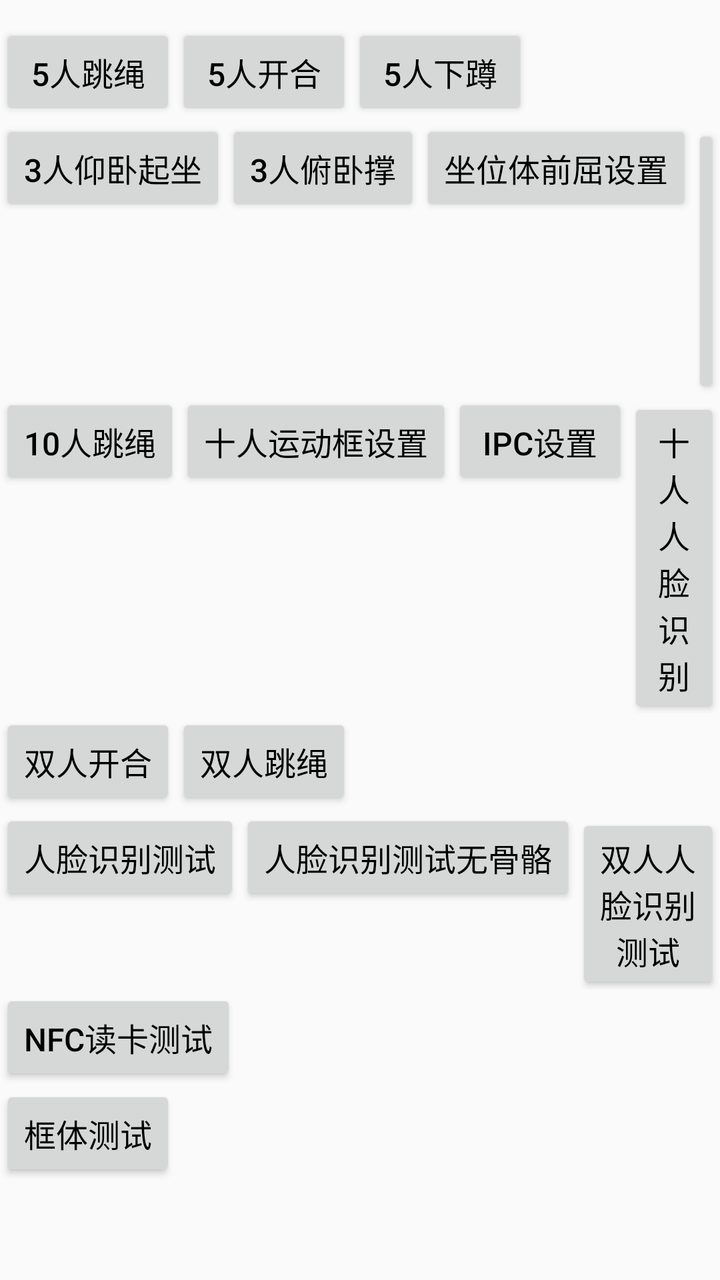
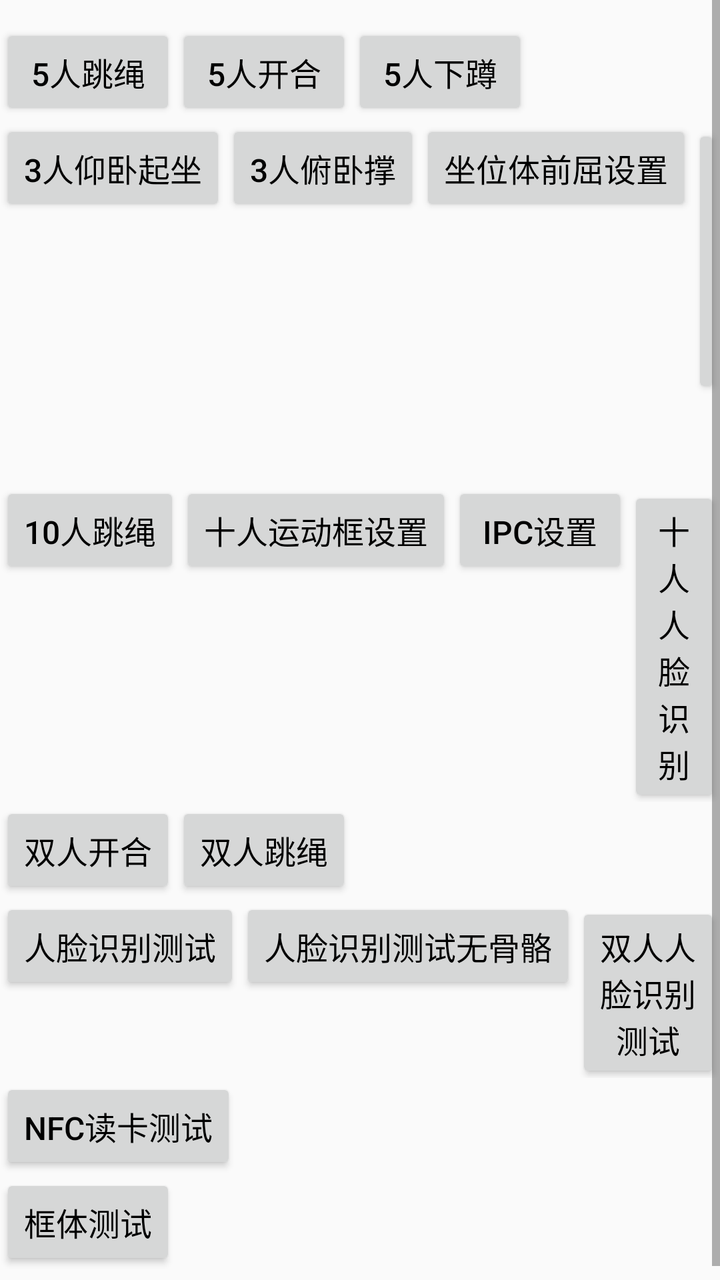

Screens rendered from an Android XML layout before and after an edit, with the pre-edit source and the edit as a unified diff.
<!-- AndroidManifest.xml: application theme AppTheme -->
<!-- res/layout/ac_main.xml -->
<?xml version="1.0" encoding="utf-8"?>
<androidx.constraintlayout.widget.ConstraintLayout xmlns:android="http://schemas.android.com/apk/res/android"
    xmlns:app="http://schemas.android.com/apk/res-auto"
    android:layout_width="match_parent"
    android:layout_height="match_parent">

    <ScrollView
        android:layout_width="match_parent"
        android:layout_height="match_parent"
        android:layout_centerHorizontal="true"
        android:scrollbars="vertical">

        <LinearLayout
            android:layout_width="wrap_content"
            android:layout_height="wrap_content"
            android:layout_centerInParent="true"
            android:orientation="vertical"
            android:paddingTop="12dp"
            android:paddingBottom="12dp">

            <LinearLayout
                android:layout_width="wrap_content"
                android:layout_height="wrap_content"
                android:orientation="horizontal">

                <Button
                    android:id="@+id/bnt_0"
                    android:layout_width="wrap_content"
                    android:layout_height="wrap_content"
                    android:text="5人跳绳"
                    android:textColor="@color/color_black"
                    android:textSize="16sp" />

                <Button
                    android:id="@+id/bnt_3"
                    android:layout_width="wrap_content"
                    android:layout_height="wrap_content"
                    android:text="5人开合"
                    android:textColor="@color/color_black"
                    android:textSize="16sp" />

                <Button
                    android:id="@+id/bnt_4"
                    android:layout_width="wrap_content"
                    android:layout_height="wrap_content"
                    android:text="5人下蹲"
                    android:textColor="@color/color_black"
                    android:textSize="16sp" />

            </LinearLayout>

            <LinearLayout
                android:layout_width="wrap_content"
                android:layout_height="wrap_content"
                android:orientation="horizontal">

                <Button
                    android:id="@+id/bnt_8"
                    android:layout_width="wrap_content"
                    android:layout_height="wrap_content"
                    android:text="3人仰卧起坐"
                    android:textColor="@color/color_black"
                    android:textSize="16sp" />

                <Button
                    android:id="@+id/bnt_9"
                    android:layout_width="wrap_content"
                    android:layout_height="wrap_content"
                    android:text="3人俯卧撑"
                    android:textColor="@color/color_black"
                    android:textSize="16sp" />

                <Button
                    android:id="@+id/bnt_10"
                    android:layout_width="wrap_content"
                    android:layout_height="wrap_content"
                    android:text="坐位体前屈设置"
                    android:textColor="@color/color_black"
                    android:textSize="16sp" />

                <Button
                    android:id="@+id/bnt_zw"
                    android:layout_width="wrap_content"
                    android:layout_height="wrap_content"
                    android:text="坐位体前屈"
                    android:textColor="@color/color_black"
                    android:textSize="16sp" />

            </LinearLayout>

            <LinearLayout
                android:layout_width="wrap_content"
                android:layout_height="wrap_content"
                android:orientation="horizontal">

                <Button
                    android:id="@+id/bnt_11"
                    android:layout_width="wrap_content"
                    android:layout_height="wrap_content"
                    android:text="10人跳绳"
                    android:textColor="@color/color_black"
                    android:textSize="16sp" />

                <Button
                    android:id="@+id/btn_10_region_set"
                    android:layout_width="wrap_content"
                    android:layout_height="wrap_content"
                    android:text="十人运动框设置"
                    android:textColor="@color/color_black"
                    android:textSize="16sp" />

                <Button
                    android:id="@+id/btn_ipc_set"
                    android:layout_width="wrap_content"
                    android:layout_height="wrap_content"
                    android:text="IPC设置"
                    android:textColor="@color/color_black"
                    android:textSize="16sp" />

                <Button
                    android:id="@+id/btn_ten_face"
                    android:layout_width="wrap_content"
                    android:layout_height="wrap_content"
                    android:text="十人人脸识别"
                    android:textColor="@color/color_black"
                    android:textSize="16sp" />
            </LinearLayout>

            <LinearLayout
                android:layout_width="wrap_content"
                android:layout_height="wrap_content"
                android:orientation="horizontal">

                <Button
                    android:id="@+id/bnt_12"
                    android:layout_width="wrap_content"
                    android:layout_height="wrap_content"
                    android:text="双人开合"
                    android:textColor="@color/color_black"
                    android:textSize="16sp" />

                <Button
                    android:id="@+id/bnt_13"
                    android:layout_width="wrap_content"
                    android:layout_height="wrap_content"
                    android:text="双人跳绳"
                    android:textColor="@color/color_black"
                    android:textSize="16sp" />

            </LinearLayout>

            <LinearLayout
                android:layout_width="wrap_content"
                android:layout_height="wrap_content">

                <Button
                    android:id="@+id/btn_face_test"
                    android:layout_width="wrap_content"
                    android:layout_height="wrap_content"
                    android:text="人脸识别测试"
                    android:textColor="@color/color_black"
                    android:textSize="16sp" />

                <Button
                    android:id="@+id/btn_face_test2"
                    android:layout_width="wrap_content"
                    android:layout_height="wrap_content"
                    android:text="人脸识别测试无骨骼"
                    android:textColor="@color/color_black"
                    android:textSize="16sp" />

                <Button
                    android:id="@+id/btn_double_face"
                    android:layout_width="wrap_content"
                    android:layout_height="wrap_content"
                    android:text="双人人脸识别测试"
                    android:textColor="@color/color_black"
                    android:textSize="16sp" />
            </LinearLayout>

            <LinearLayout
                android:layout_width="wrap_content"
                android:layout_height="wrap_content">

                <Button
                    android:id="@+id/btn_nfc_test"
                    android:layout_width="wrap_content"
                    android:layout_height="wrap_content"
                    android:text="NFC读卡测试"
                    android:textColor="@color/color_black"
                    android:textSize="16sp" />
            </LinearLayout>

            <LinearLayout
                android:layout_width="wrap_content"
                android:layout_height="wrap_content">

                <Button
                    android:id="@+id/btn_body_test"
                    android:layout_width="wrap_content"
                    android:layout_height="wrap_content"
                    android:text="框体测试"
                    android:textColor="@color/color_black"
                    android:textSize="16sp" />
            </LinearLayout>

        </LinearLayout>

    </ScrollView>

    <TextView
        android:id="@+id/tv_org_id"
        android:layout_width="wrap_content"
        android:layout_height="wrap_content"
        android:layout_marginEnd="@dimen/dp_60"
        android:layout_marginBottom="@dimen/dp_60"
        app:layout_constraintBottom_toBottomOf="parent"
        app:layout_constraintEnd_toEndOf="parent" />
</androidx.constraintlayout.widget.ConstraintLayout>
<!-- resources referenced by this layout -->
<resources>
  <color name="color_black">#000000</color>
  <dimen name="dp_60">60dp</dimen>
  <style name="AppTheme" parent="Theme.AppCompat.DayNight.NoActionBar">
          <item name="colorPrimary">#00FFFF</item>
          <item name="colorPrimaryDark">#FFFFFF</item>
          <item name="colorAccent">#FFFF00</item>
          <item name="android:windowActionBar">false</item>
          <item name="android:windowNoTitle">true</item>
          <item name="android:windowContentTransitions">true</item>
          <item name="android:statusBarColor">@android:color/transparent</item>
          <item name="android:windowFullscreen">true</item>
          <item name="android:windowTranslucentNavigation">true</item>
          <item name="android:windowTranslucentStatus">true</item>
          <item name="android:windowDisablePreview">true</item>
      </style>
</resources>

<!-- the commit's change to res/layout/ac_main.xml (unified diff, before → after) -->
@@ -83,6 +83,14 @@
                     android:layout_width="wrap_content"
                     android:layout_height="wrap_content"
                     android:text="坐位体前屈"
+                    android:textColor="@color/color_black"
+                    android:textSize="16sp" />
+
+                <Button
+                    android:id="@+id/btn_forward_6"
+                    android:layout_width="wrap_content"
+                    android:layout_height="wrap_content"
+                    android:text="6人坐位体前屈"
                     android:textColor="@color/color_black"
                     android:textSize="16sp" />
 
